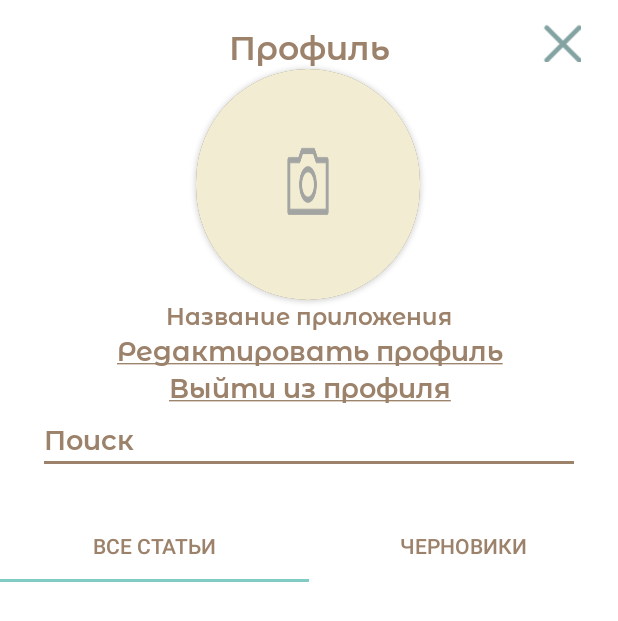
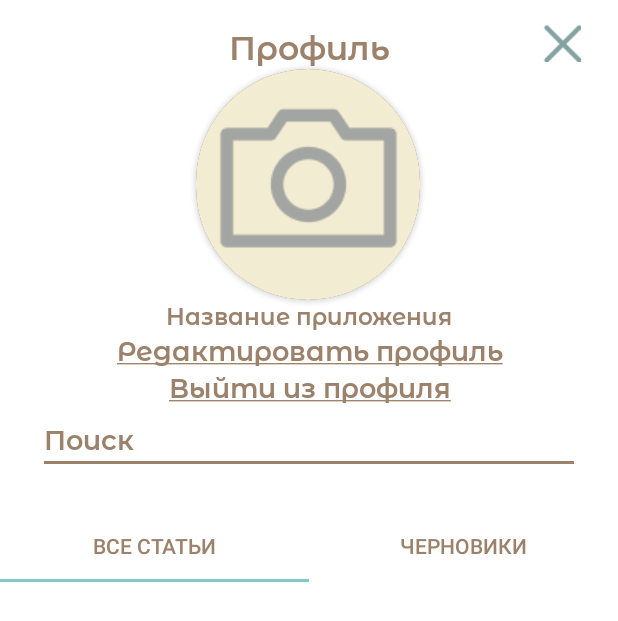
Before and after one commit to h31l0k1tty/NoteEditor, an Android app: the ProfileActivity screen opened directly, with no data from a screen before it, on a phone screen of 412 x 824 dp. Shown: the top 621 px of the screen. Run offline under Robolectric (Android 15) with nearby library versions, the phone set to English and light mode, and no system bars; our stand-ins replace RxJava; network calls fail; 1 statement that could not run was skipped.

Commit message:
Fixed image scale

```diff
--- a/app/src/main/res/layout/activity_profile.xml
+++ b/app/src/main/res/layout/activity_profile.xml
@@ -42,12 +42,13 @@
                 app:layout_constraintHorizontal_bias="0.498"
                 app:layout_constraintStart_toStartOf="parent"
                 app:layout_constraintTop_toBottomOf="@+id/profileTitleTextView">
-                    <ImageView
-                        android:id="@+id/photoImageView"
-                        android:layout_width="match_parent"
-                        android:layout_height="match_parent"
-                        android:scaleType="fitXY"
-                        android:src="@drawable/camera_icon" />
+
+                <ImageView
+                    android:id="@+id/photoImageView"
+                    android:layout_width="match_parent"
+                    android:layout_height="match_parent"
+                    android:scaleType="center"
+                    android:src="@drawable/camera_icon" />
             </androidx.cardview.widget.CardView>
 
             <TextView
```
